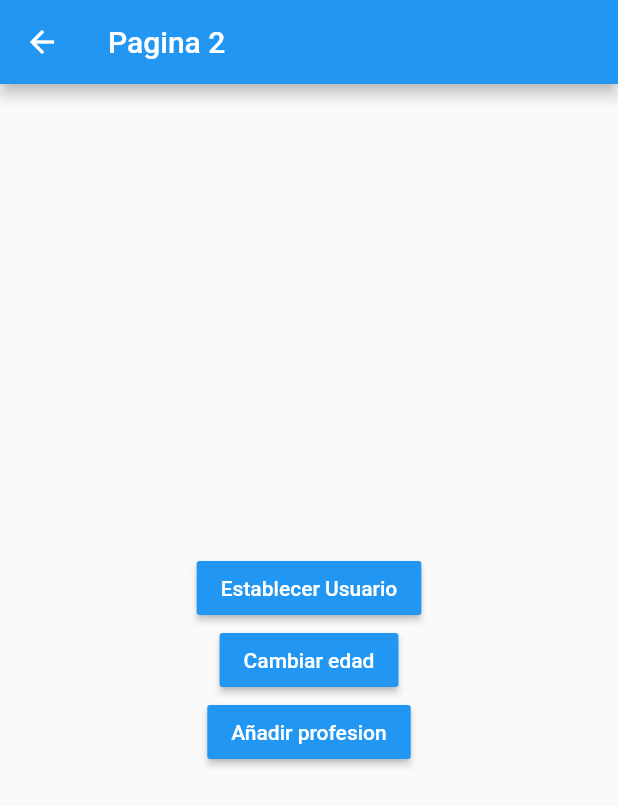
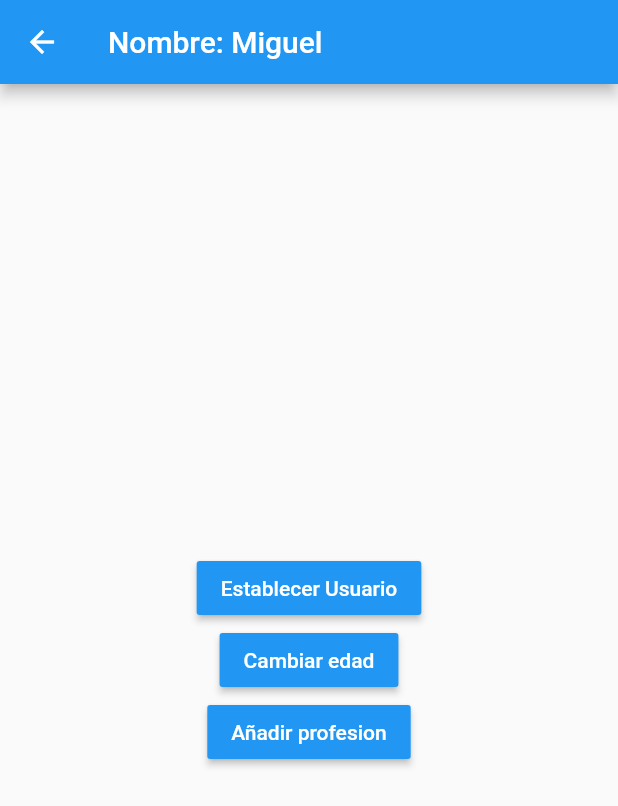
Before and after one commit to djmai/flutter-estados, a Flutter app: the Pagina2Page screen opened by its route, after a tap on "Establecer Usuario", on a phone screen of 412 x 824 dp. Shown: the top 806 px of the screen. Run offline on Flutter 3.47's test engine with Material 2 defaults, Android fonts, the phone set to English and light mode, and no system bars.

Commit message:
Fin Singleton

```diff
--- a/lib/models/usuario.dart
+++ b/lib/models/usuario.dart
@@ -3,5 +3,6 @@ class Usuario {
   int edad;
   List<String>? profesiones;
 
-  Usuario({required this.nombre, required this.edad, this.profesiones});
+  Usuario({required this.nombre, required this.edad, this.profesiones})
+      :assert(nombre != null);
 }
--- a/lib/pages/page1_page.dart
+++ b/lib/pages/page1_page.dart
@@ -1,5 +1,7 @@
 import 'dart:ffi';
 
+import 'package:estados_app/models/usuario.dart';
+import 'package:estados_app/services/usuario_service.dart';
 import 'package:flutter/material.dart';
 
 class Pagina1Page extends StatelessWidget {
@@ -11,7 +13,27 @@ class Pagina1Page extends StatelessWidget {
       appBar: AppBar(
         title: Text('Pagina 1'),
       ),
-      body: InformacionUsuario(),
+      body: StreamBuilder(
+          stream: usuarioService.usuarioStream,
+          builder: (BuildContext context, AsyncSnapshot<Usuario> snapshot) {
+            // if (snapshot.hasData) {
+            //   return usuarioService.existeUsuario
+            //       ? InformacionUsuario(usuario: usuarioService.usuario)
+            //       : Center(
+            //           child: Text('No hay información del usuario'),
+            //         );
+            // } else if (snapshot.hasError) {
+            //   return Icon(Icons.error_outline);
+            // } else {
+            //   return CircularProgressIndicator();
+            // }
+
+            return snapshot.hasData
+                ? InformacionUsuario(usuario: usuarioService.usuario)
+                : Center(
+                    child: Text('No hay información del usuario'),
+                  );
+          }),
       floatingActionButton: FloatingActionButton(
         child: Icon(Icons.accessibility_new),
         onPressed: () => Navigator.pushNamed(context, 'pagina2'),
@@ -21,6 +43,10 @@ class Pagina1Page extends StatelessWidget {
 }
 
 class InformacionUsuario extends StatelessWidget {
+  final Usuario usuario;
+
+  const InformacionUsuario({super.key, required this.usuario});
+
   @override
   Widget build(BuildContext context) {
     return Container(
@@ -33,8 +59,8 @@ class InformacionUsuario extends StatelessWidget {
           Text('General',
               style: TextStyle(fontSize: 18, fontWeight: FontWeight.bold)),
           Divider(),
-          ListTile(title: Text('Nombre: ')),
-          ListTile(title: Text('Edad: ')),
+          ListTile(title: Text('Nombre: ${usuario.nombre}')),
+          ListTile(title: Text('Edad: ${usuario.edad}')),
           Text('Profesiones',
               style: TextStyle(fontSize: 18, fontWeight: FontWeight.bold)),
           Divider(),
--- a/lib/pages/page2_page.dart
+++ b/lib/pages/page2_page.dart
@@ -1,4 +1,7 @@
 import 'package:flutter/material.dart';
+
+import 'package:estados_app/models/usuario.dart';
+import 'package:estados_app/services/usuario_service.dart';
 
 class Pagina2Page extends StatelessWidget {
   const Pagina2Page({Key? key}) : super(key: key);
@@ -7,24 +10,41 @@ class Pagina2Page extends StatelessWidget {
   Widget build(BuildContext context) {
     return Scaffold(
       appBar: AppBar(
-        title: Text('Pagina 2'),
+        title: StreamBuilder(
+          stream: usuarioService.usuarioStream,
+          builder: (BuildContext context, AsyncSnapshot<Usuario> snapshot) {
+            return snapshot.hasData
+                ? Text('Nombre: ${snapshot.data!.nombre}')
+                : Text('Pagina 2');
+          },
+        ),
       ),
       body: Center(
         child: Column(
           mainAxisAlignment: MainAxisAlignment.center,
           children: [
             MaterialButton(
-              child: Text('Establecer Usuario', style: TextStyle(color: Colors.white)),
+              child: Text('Establecer Usuario',
+                  style: TextStyle(color: Colors.white)),
               color: Colors.blue,
-              onPressed: () {},
+              onPressed: () {
+                final nuevoUsuario = Usuario(nombre: 'Miguel', edad: 20);
+                usuarioService.cargarUsuario(nuevoUsuario);
+              },
             ),
             MaterialButton(
-              child: Text('Cambiar edad', style: TextStyle(color: Colors.white)),
+              child:
+                  Text('Cambiar edad', style: TextStyle(color: Colors.white)),
               color: Colors.blue,
-              onPressed: () {},
+              onPressed: () {
+                if (usuarioService.existeUsuario) {
+                  usuarioService.cambiarEdad(34);
+                }
+              },
             ),
             MaterialButton(
-              child: Text('Añadir profesion', style: TextStyle(color: Colors.white)),
+              child: Text('Añadir profesion',
+                  style: TextStyle(color: Colors.white)),
               color: Colors.blue,
               onPressed: () {},
             ),
--- /dev/null
+++ b/lib/services/usuario_service.dart
@@ -0,0 +1,31 @@
+import 'dart:async';
+
+import 'package:estados_app/models/usuario.dart';
+
+class _UsuarioService {
+  Usuario? _usuario;
+
+  final StreamController<Usuario> _usuarioStreamController =
+      StreamController<Usuario>.broadcast();
+
+  Usuario get usuario => this._usuario!;
+  bool get existeUsuario => (this._usuario != null) ? true : false;
+
+  Stream<Usuario> get usuarioStream => this._usuarioStreamController.stream;
+
+  void cargarUsuario(Usuario user) {
+    this._usuario = user;
+    this._usuarioStreamController.add(user);
+  }
+
+  void cambiarEdad(int edad) {
+    this._usuario!.edad = edad;
+    this._usuarioStreamController.add(this._usuario!);
+  }
+
+  dispose(){
+    this._usuarioStreamController?.close();
+  }
+}
+
+final usuarioService = new _UsuarioService();
```
